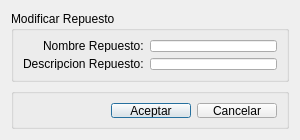
First picture: the form in src/ui/DialogModificarRepuesto.ui, repository guilleurrutia10/division-transporte, before the edit.
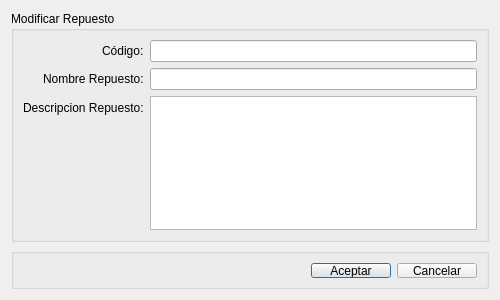
Second picture: the form after the edit.

Commit message: Agregada la modificacion de los tipos de repuestos.

Patch:
```diff
--- a/src/ui/DialogModificarRepuesto.ui
+++ b/src/ui/DialogModificarRepuesto.ui
@@ -6,20 +6,20 @@
    <rect>
     <x>0</x>
     <y>0</y>
-    <width>300</width>
-    <height>140</height>
+    <width>500</width>
+    <height>300</height>
    </rect>
   </property>
   <property name="minimumSize">
    <size>
-    <width>300</width>
-    <height>140</height>
+    <width>400</width>
+    <height>200</height>
    </size>
   </property>
   <property name="maximumSize">
    <size>
-    <width>300</width>
-    <height>140</height>
+    <width>500</width>
+    <height>300</height>
    </size>
   </property>
   <property name="windowTitle">
@@ -38,25 +38,42 @@
       <property name="labelAlignment">
        <set>Qt::AlignRight|Qt::AlignTrailing|Qt::AlignVCenter</set>
       </property>
-      <item row="0" column="0">
-       <widget class="QLabel" name="label">
-        <property name="text">
-         <string>Nombre Repuesto:</string>
-        </property>
-       </widget>
-      </item>
-      <item row="0" column="1">
+      <item row="1" column="1">
        <widget class="QLineEdit" name="lineEditNombreRepuesto"/>
       </item>
-      <item row="1" column="0">
+      <item row="2" column="0">
        <widget class="QLabel" name="label_2">
         <property name="text">
          <string>Descripcion Repuesto:</string>
         </property>
        </widget>
       </item>
-      <item row="1" column="1">
-       <widget class="QLineEdit" name="lineEditDescRepuesto"/>
+      <item row="1" column="0">
+       <widget class="QLabel" name="label">
+        <property name="text">
+         <string>Nombre Repuesto:</string>
+        </property>
+       </widget>
+      </item>
+      <item row="0" column="0">
+       <widget class="QLabel" name="label_3">
+        <property name="text">
+         <string>Código:</string>
+        </property>
+       </widget>
+      </item>
+      <item row="0" column="1">
+       <widget class="QLineEdit" name="lineEditCodigo">
+        <property name="readOnly">
+         <bool>true</bool>
+        </property>
+        <property name="placeholderText">
+         <string/>
+        </property>
+       </widget>
+      </item>
+      <item row="2" column="1">
+       <widget class="QPlainTextEdit" name="plainTextEditDescripcion"/>
       </item>
      </layout>
     </widget>
```
Left out of the diff: 35 changed lines with no effect on the pictures. The commit also changes 6 other files.
